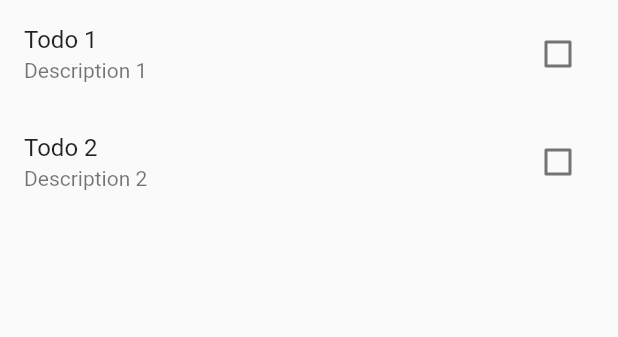
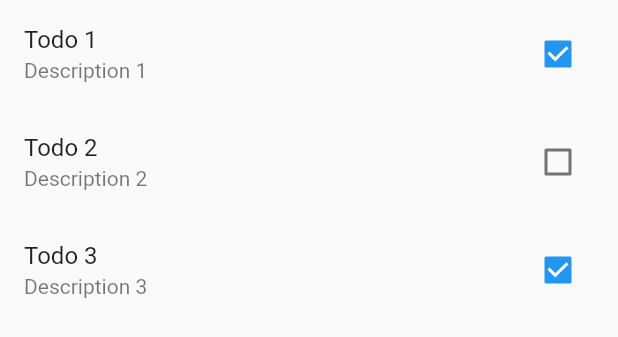
Before and after one commit to GayratShirnboyev/todo_beginner-1, a Flutter app: the TodoList widget shown alone on an empty page, opened directly, on a phone screen of 412 x 824 dp. Shown: the top 337 px of the screen. Run offline on Flutter 3.47's test engine with Material 2 defaults, Android fonts, the phone set to English and light mode, and no system bars.

Commit message:
Todo list

```diff
--- a/lib/screen/todoList.dart
+++ b/lib/screen/todoList.dart
@@ -8,8 +8,9 @@ import '../todo.dart';
 class TodoList extends StatefulWidget {
   TodoList({Key? key}) : super(key: key);
   List<Todo> todoList = [
-    Todo(title: 'Todo 1', description: 'Description 1', status: false),
+    Todo(title: 'Todo 1', description: 'Description 1', status: true),
     Todo(title: 'Todo 2', description: 'Description 2', status: false),
+    Todo(title: 'Todo 3', description: 'Description 3', status: true),
   ];
 
   @override
@@ -27,7 +28,11 @@ class _TodoListState extends State<TodoList> {
             subtitle: Text(widget.todoList[index].description),
             trailing: Checkbox(
               value: widget.todoList[index].status,
-              onChanged: (value) {},
+              onChanged: (value) {
+                setState(() {
+                  widget.todoList[index].status = value!;
+                });
+              },
             ),
           );
         });
```
